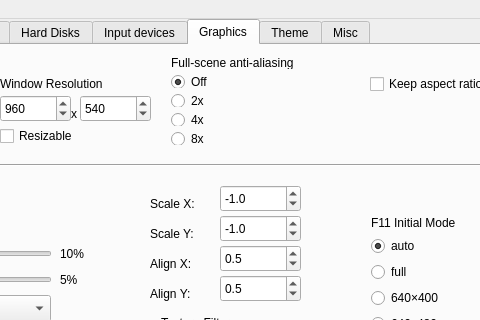
The window that amiga.ui (PSRAmiga/fs-uae) describes before a commit, drawn with Qt 5; both pictures show x 252 to 732 and y 0 to 320 of the 900 by 600 pixel window.
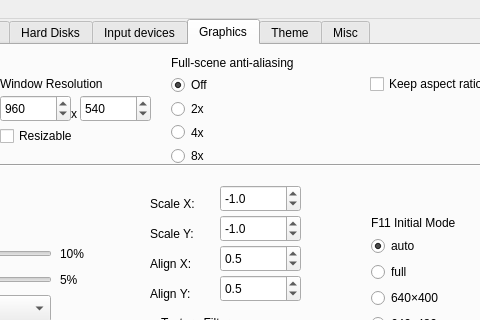
The same window after the commit. The open tabs and pages were chosen to show the change. Icons and pictures are not drawn.

Diff of the .ui file:
```diff
--- a/amiga.ui
+++ b/amiga.ui
@@ -3417,7 +3417,7 @@
         <x>410</x>
         <y>0</y>
         <width>161</width>
-        <height>111</height>
+        <height>131</height>
        </rect>
       </property>
       <layout class="QVBoxLayout" name="verticalLayout">
```
